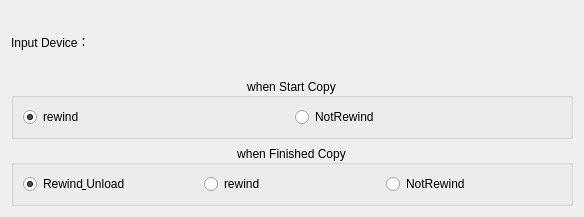
The window that datatool/inputPara.ui (chenjh1234/datatool) describes before a commit, drawn with Qt 5.
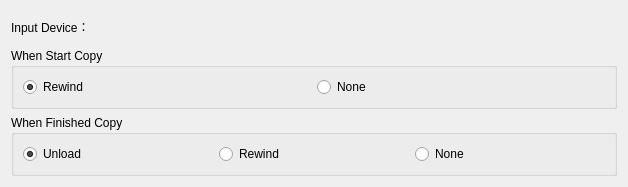
The same window after the commit.

```diff
--- a/datatool/inputPara.ui
+++ b/datatool/inputPara.ui
@@ -6,8 +6,8 @@
    <rect>
     <x>0</x>
     <y>0</y>
-    <width>584</width>
-    <height>217</height>
+    <width>628</width>
+    <height>187</height>
    </rect>
   </property>
   <property name="windowTitle">
@@ -27,10 +27,7 @@
    <item row="1" column="0">
     <widget class="QGroupBox" name="groupBox">
      <property name="title">
-      <string>when Start Copy</string>
-     </property>
-     <property name="alignment">
-      <set>Qt::AlignCenter</set>
+      <string>When Start Copy</string>
      </property>
      <layout class="QGridLayout" name="gridLayout">
       <item row="0" column="1">
@@ -42,7 +39,7 @@
          <string>NotRewind</string>
         </property>
         <property name="text">
-         <string>NotRewind</string>
+         <string>None</string>
         </property>
         <property name="checked">
          <bool>false</bool>
@@ -55,7 +52,7 @@
          <string>rewind</string>
         </property>
         <property name="text">
-         <string>rewind</string>
+         <string>Rewind</string>
         </property>
         <property name="checked">
          <bool>true</bool>
@@ -68,10 +65,10 @@
    <item row="2" column="0">
     <widget class="QGroupBox" name="groupBox_2">
      <property name="title">
-      <string>when Finished Copy</string>
+      <string>When Finished Copy</string>
      </property>
-     <property name="alignment">
-      <set>Qt::AlignCenter</set>
+     <property name="flat">
+      <bool>false</bool>
      </property>
      <layout class="QGridLayout" name="gridLayout_2">
       <item row="0" column="0">
@@ -80,7 +77,7 @@
          <string>Rewind&amp;Unload</string>
         </property>
         <property name="text">
-         <string>Rewind&amp; Unload</string>
+         <string>Unload</string>
         </property>
         <property name="checked">
          <bool>true</bool>
@@ -93,7 +90,7 @@
          <string>rewind</string>
         </property>
         <property name="text">
-         <string>rewind</string>
+         <string>Rewind</string>
         </property>
         <property name="checked">
          <bool>false</bool>
@@ -109,7 +106,7 @@
          <string>NotRewind</string>
         </property>
         <property name="text">
-         <string>NotRewind</string>
+         <string>None</string>
         </property>
         <property name="checked">
          <bool>false</bool>
```
